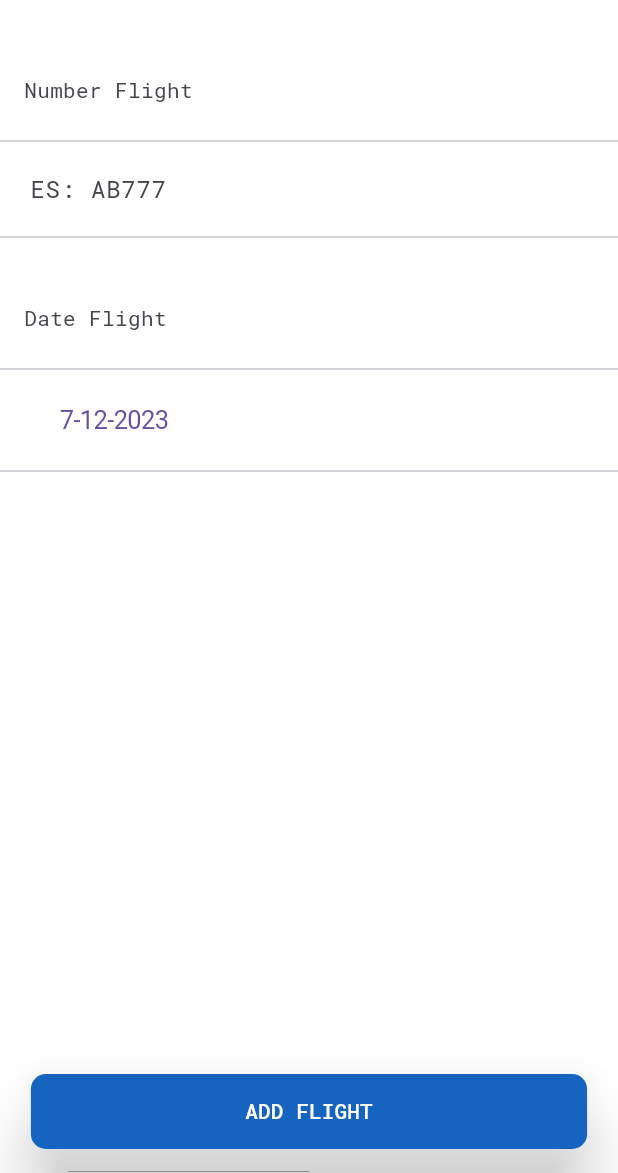
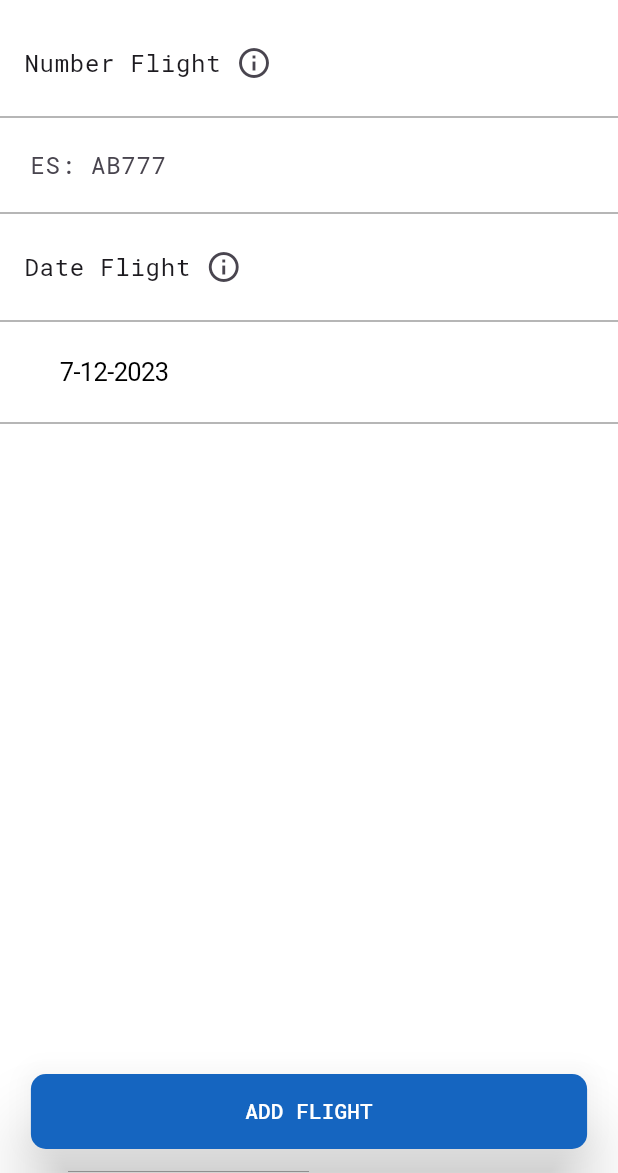
Before and after one commit to BrachettaMatteo/flight_tracker_app, a Flutter app: the AddFlightPage screen opened by its route, on a phone screen of 412 x 824 dp, the part 63-1236 px from its top. Run offline on Flutter 3.47's test engine with Material 2 defaults, Android fonts, the phone set to English and light mode, and no system bars; our stand-ins replace auto_route, auto_size_text, bloc, equatable, flutter_bloc, flutter_svg and 4 more; accounts and stored records are empty.

Commit message:
fix graphics bug
- add info button in input section
- setting color divider

```diff
--- a/lib/application/presentation/add_flight_page.dart
+++ b/lib/application/presentation/add_flight_page.dart
@@ -64,11 +64,14 @@ class _AddFlightPageState extends State<AddFlightPage> {
         child: CustomScrollView(slivers: <Widget>[
           UtilityUI.appBarCustom(
               context: context, title1: "New", title2: "Flight"),
-          UtilityUI.labelSection(label: "Number Flight"),
+          UtilityUI.labelSection(
+              label: "Number Flight", infoText: "insert iata of flight"),
           _divider(),
           _inputNumberFlight(),
           _divider(),
-          UtilityUI.labelSection(label: "Date Flight"),
+          UtilityUI.labelSection(
+              label: "Date Flight",
+              infoText: "enter the departure date \n of the flight"),
           _divider(),
           _inputDateFlight(),
           _divider(),
@@ -121,10 +124,10 @@ class _AddFlightPageState extends State<AddFlightPage> {
             ),
             child: Align(
               alignment: AlignmentDirectional.topStart,
-              child: Text(
-                '${date.month}-${date.day}-${date.year} ',
-                textAlign: TextAlign.start,
-              ),
+              child: Text('${date.month}-${date.day}-${date.year} ',
+                  textAlign: TextAlign.start,
+                  style: TextStyle(
+                      color: Theme.of(context).textTheme.bodyMedium!.color)),
             ),
           )));
 
--- a/lib/application/presentation/details_page.dart
+++ b/lib/application/presentation/details_page.dart
@@ -143,13 +143,13 @@ class _DetailsPageState extends State<DetailsPage> {
     required String label,
     required String value,
   }) {
-    return GridTile(
-      child: Container(
-        decoration: const BoxDecoration(
-            border: Border.symmetric(
-          vertical: BorderSide(width: 0.1),
-          horizontal: BorderSide(width: 0.1),
-        )),
+    return Container(
+      decoration: BoxDecoration(
+        border: Border.all(
+          color: Theme.of(context).dividerTheme.color!,
+          width: 0.5,
+        ),
+      ),
       child: Column(
         mainAxisAlignment: MainAxisAlignment.center,
         mainAxisSize: MainAxisSize.min,
@@ -159,7 +159,6 @@ class _DetailsPageState extends State<DetailsPage> {
               style:
                   const TextStyle(fontWeight: FontWeight.bold, fontSize: 25)),
         ],
-        ),
       ),
     );
   }
--- a/lib/application/presentation/home_page.dart
+++ b/lib/application/presentation/home_page.dart
@@ -70,6 +70,7 @@ class HomePage extends StatelessWidget {
       return [
         UtilityUI.labelSection(
           label: labelText,
+          infoText: null,
         ),
         ElementListFlight(
           listFlight: list,
--- a/lib/core/utility_ui.dart
+++ b/lib/core/utility_ui.dart
@@ -44,9 +44,22 @@ class UtilityUI {
             : Colors.redAccent.shade400);
   }
 
-  static SliverToBoxAdapter labelSection({required String label}) =>
+  static SliverToBoxAdapter labelSection(
+          {required label, required String? infoText}) =>
       SliverToBoxAdapter(
           child: ListTile(
-        subtitle: Text(label),
-      ));
+              title: infoText != null
+                  ? Row(children: [
+                      Text(label),
+                      const SizedBox(width: 10),
+                      Tooltip(
+                        preferBelow: false,
+                        triggerMode: TooltipTriggerMode.tap,
+                        message: infoText,
+                        textAlign: TextAlign.center,
+                        enableFeedback: true,
+                        child: const Icon(Icons.info_outline),
+                      ),
+                    ])
+                  : Text(label)));
 }
--- a/lib/theme/theme_custom.dart
+++ b/lib/theme/theme_custom.dart
@@ -6,6 +6,7 @@ class ThemeCustom {
   final Color _primaryColor = Colors.blue.shade800;
   ThemeData get lightTheme => ThemeData(
       primaryColor: _primaryColor,
+      dividerTheme: const DividerThemeData(color: Colors.black38),
       elevatedButtonTheme: ElevatedButtonThemeData(
           style: ButtonStyle(
               backgroundColor: MaterialStatePropertyAll(_primaryColor),
@@ -30,6 +31,7 @@ class ThemeCustom {
 
   ThemeData get dark => ThemeData(
         primaryColor: Colors.blue.shade800,
+        dividerTheme: const DividerThemeData(color: Colors.white38),
         brightness: Brightness.dark,
         scaffoldBackgroundColor: Colors.grey.shade800,
         fontFamily: globalFont,
```
Lines whose indentation alone changed are shown as unchanged.
